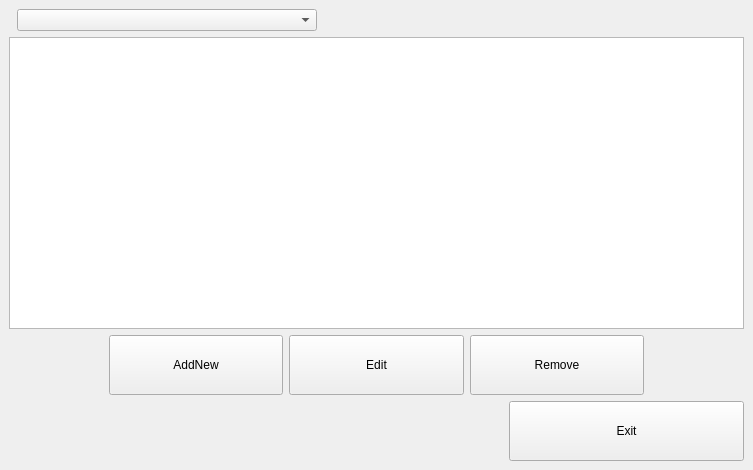
Before: the Qt Designer form mainwindow.ui in Autlasters/PasswordManagerUI, drawn with Qt 5.
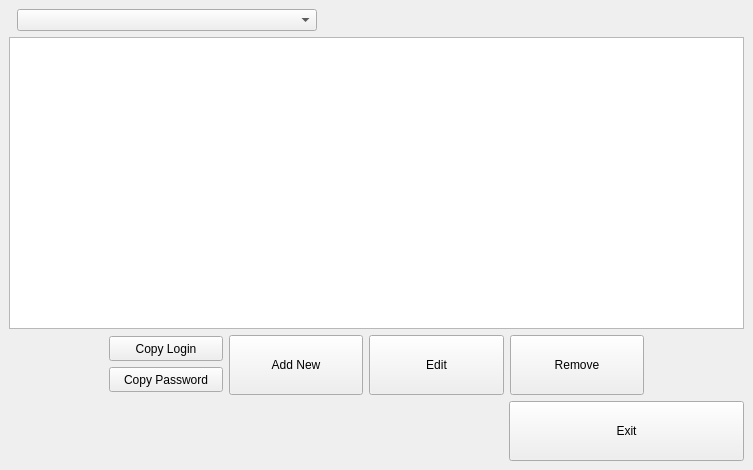
After: the same form once the commit is applied.

```diff
--- a/mainwindow.ui
+++ b/mainwindow.ui
@@ -14,7 +14,7 @@
    <string>PasswordManager</string>
   </property>
   <widget class="QWidget" name="centralwidget">
-   <layout class="QHBoxLayout" name="horizontalLayout_2">
+   <layout class="QVBoxLayout" name="verticalLayout_2">
     <item>
      <layout class="QVBoxLayout" name="verticalLayout">
       <item>
@@ -68,12 +68,68 @@
           </property>
           <property name="sizeHint" stdset="0">
            <size>
-            <width>100</width>
+            <width>79</width>
             <height>20</height>
            </size>
           </property>
          </spacer>
         </item>
+        <item>
+         <layout class="QHBoxLayout" name="horizontalLayout_2">
+          <property name="leftMargin">
+           <number>0</number>
+          </property>
+          <item>
+           <spacer name="horizontalSpacer_5">
+            <property name="orientation">
+             <enum>Qt::Orientation::Horizontal</enum>
+            </property>
+            <property name="sizeType">
+             <enum>QSizePolicy::Policy::Fixed</enum>
+            </property>
+            <property name="sizeHint" stdset="0">
+             <size>
+              <width>21</width>
+              <height>20</height>
+             </size>
+            </property>
+           </spacer>
+          </item>
+          <item>
+           <layout class="QVBoxLayout" name="verticalLayout_3">
+            <property name="spacing">
+             <number>5</number>
+            </property>
+            <item>
+             <widget class="QPushButton" name="CopyLoginButton">
+              <property name="maximumSize">
+               <size>
+                <width>16777215</width>
+                <height>25</height>
+               </size>
+              </property>
+              <property name="text">
+               <string>Copy Login</string>
+              </property>
+             </widget>
+            </item>
+            <item>
+             <widget class="QPushButton" name="CopyPasswordButton">
+              <property name="maximumSize">
+               <size>
+                <width>16777215</width>
+                <height>25</height>
+               </size>
+              </property>
+              <property name="text">
+               <string>Copy Password</string>
+              </property>
+             </widget>
+            </item>
+           </layout>
+          </item>
+         </layout>
+        </item>
         <item>
          <widget class="QPushButton" name="AddNewButton">
           <property name="maximumSize">
@@ -83,7 +139,7 @@
            </size>
           </property>
           <property name="text">
-           <string>AddNew</string>
+           <string>Add New</string>
           </property>
          </widget>
         </item>
```
Left out of the diff: 9 changed lines with no effect on the pictures.
